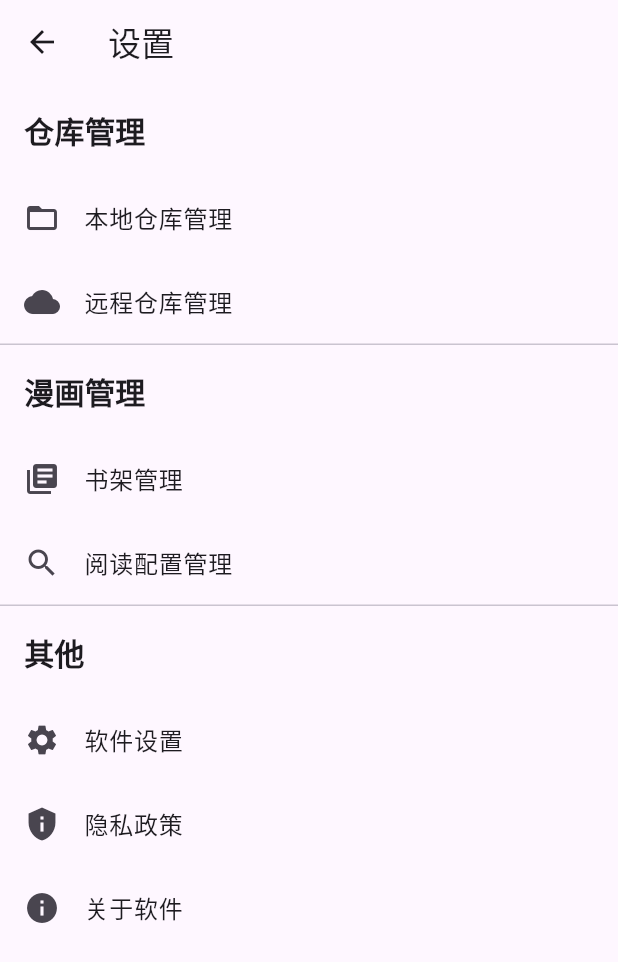
After one commit to tianyuhu110/manga_reader, a Flutter app: the Settingpage screen opened directly, on a phone screen of 412 x 824 dp. The commit adds this screen. Shown: the top 962 px of the screen. Run offline on Flutter 3.47's test engine with Material 3 defaults, Android fonts, the phone set to English and light mode, and no system bars; our stand-ins replace file_picker.

Commit message:
完成了设置界面

```diff
--- a/lib/pages/homepage.dart
+++ b/lib/pages/homepage.dart
@@ -1,4 +1,5 @@
 import 'package:flutter/material.dart';
+import 'package:manga_reader/pages/setting.dart';
 import 'package:manga_reader/servers/repository.dart';
 import 'package:file_picker/file_picker.dart';
 import 'package:manga_reader/servers/repository.dart';
@@ -6,6 +7,7 @@ import 'package:manga_reader/tools/route_util.dart';
 import 'package:path_provider/path_provider.dart';
 import 'package:manga_reader/pages/homepage.dart';
 import '../widgets/drawer_menu.dart';
+
 
 
 
@@ -69,20 +71,23 @@ class _HomeScreenState extends State<HomeScreen> {
         suffixIcon: IconButton(
           icon: const Icon(Icons.settings),
           onPressed: () {
+          Navigator.push(context,
+          MaterialPageRoute(builder: (context) => const Settingpage()));
             // 设置功能
-            showDialog(
-              context: context,
-              builder: (ctx) => AlertDialog(
-                title: const Text('设置'),
-                content: const Text('这里可以添加阅读设置选项'),
-                actions: [
-                  TextButton(
-                    onPressed: () => Navigator.pop(ctx),
-                    child: const Text('确定'),
-                  )
-                ],
-              ),
-            );
+
+            // showDialog(
+            //   context: context,
+            //   builder: (ctx) => AlertDialog(
+            //     title: const Text('设置'),
+            //     content: const Text('这里可以添加阅读设置选项'),
+            //     actions: [
+            //       TextButton(
+            //         onPressed: () => Navigator.pop(ctx),
+            //         child: const Text('确定'),
+            //       )
+            //     ],
+            //   ),
+            // );
           },
         ),
         border: OutlineInputBorder(
--- /dev/null
+++ b/lib/pages/setting.dart
@@ -0,0 +1,68 @@
+import 'package:flutter/material.dart';
+class Settingpage extends StatefulWidget {
+  const Settingpage({super.key});
+
+  @override
+  State<Settingpage> createState() => _SettingpageState();
+}
+class _SettingpageState extends State<Settingpage> {
+
+  @override
+  Widget build(BuildContext context) {
+    return Scaffold(
+      appBar: AppBar(
+        title: Text("设置"),
+      ),
+      body: ListView(
+        children: [
+          _buildSectionHeader("仓库管理"),
+          ListTile(
+          leading: Icon(Icons.folder_open),
+          title: Text('本地仓库管理'),
+
+
+          ),
+          ListTile(
+            leading: Icon(Icons.cloud),
+            title: Text('远程仓库管理'),
+          ),
+          const Divider(height:1),
+          _buildSectionHeader("漫画管理"),
+          ListTile(
+            leading: Icon(Icons.library_books),
+            title: Text('书架管理'),
+          ),
+          ListTile(
+            leading: Icon(Icons.search),
+            title: Text('阅读配置管理'),
+          ),
+          const Divider(height:1),
+          _buildSectionHeader("其他"),
+          ListTile(
+            leading: Icon(Icons.settings),
+            title: Text('软件设置'),
+          ),
+          ListTile(
+            leading: Icon(Icons.privacy_tip),
+            title: Text('隐私政策'),
+          ),
+          ListTile(
+            leading: Icon(Icons.info),
+            title: Text('关于软件'),
+          ),
+        ],
+      )
+    );
+  }
+
+  Widget _buildSectionHeader(String title) {
+    return Padding(
+      padding: const EdgeInsets.all(16.0),
+      child: Text(
+        title,
+        style: TextStyle(fontSize: 20, fontWeight: FontWeight.bold),
+      ),
+    );
+  }
+
+}
```
Also changed, not shown: 1 other file.
